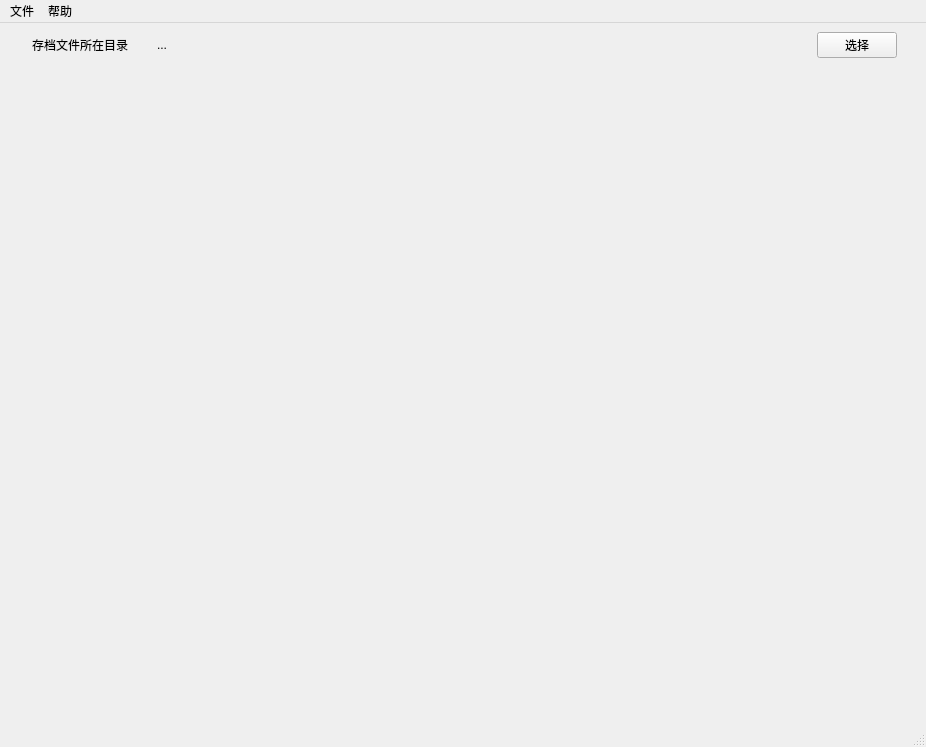
Above: ui/mainwindow.ui from hanai/eu4-save-manager before the change. Below: the same form after it.
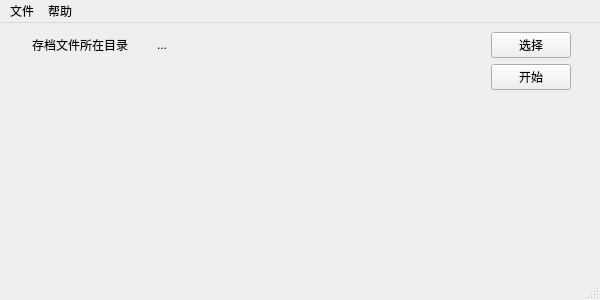
That is the form after the change.

Diff of the .ui file:
```diff
--- a/ui/mainwindow.ui
+++ b/ui/mainwindow.ui
@@ -6,8 +6,8 @@
    <rect>
     <x>0</x>
     <y>0</y>
-    <width>926</width>
-    <height>747</height>
+    <width>600</width>
+    <height>300</height>
    </rect>
   </property>
   <property name="windowTitle">
@@ -62,11 +62,11 @@
         </item>
         <item>
          <widget class="QPushButton" name="pushButton_selectSaveDir">
-          <property name="maximumSize">
-           <size>
-            <width>100</width>
-            <height>16777215</height>
-           </size>
+          <property name="sizePolicy">
+           <sizepolicy hsizetype="Fixed" vsizetype="Fixed">
+            <horstretch>0</horstretch>
+            <verstretch>0</verstretch>
+           </sizepolicy>
           </property>
           <property name="text">
            <string>选择</string>
@@ -75,6 +75,29 @@
         </item>
        </layout>
       </item>
+      <item>
+       <layout class="QHBoxLayout" name="horizontalLayout_3">
+        <property name="leftMargin">
+         <number>20</number>
+        </property>
+        <property name="rightMargin">
+         <number>20</number>
+        </property>
+        <item alignment="Qt::AlignRight|Qt::AlignBottom">
+         <widget class="QPushButton" name="pushButton_run">
+          <property name="sizePolicy">
+           <sizepolicy hsizetype="Fixed" vsizetype="Fixed">
+            <horstretch>0</horstretch>
+            <verstretch>0</verstretch>
+           </sizepolicy>
+          </property>
+          <property name="text">
+           <string>开始</string>
+          </property>
+         </widget>
+        </item>
+       </layout>
+      </item>
      </layout>
     </item>
     <item>
@@ -88,7 +111,7 @@
     <rect>
      <x>0</x>
      <y>0</y>
-     <width>926</width>
+     <width>600</width>
      <height>23</height>
     </rect>
    </property>
```
